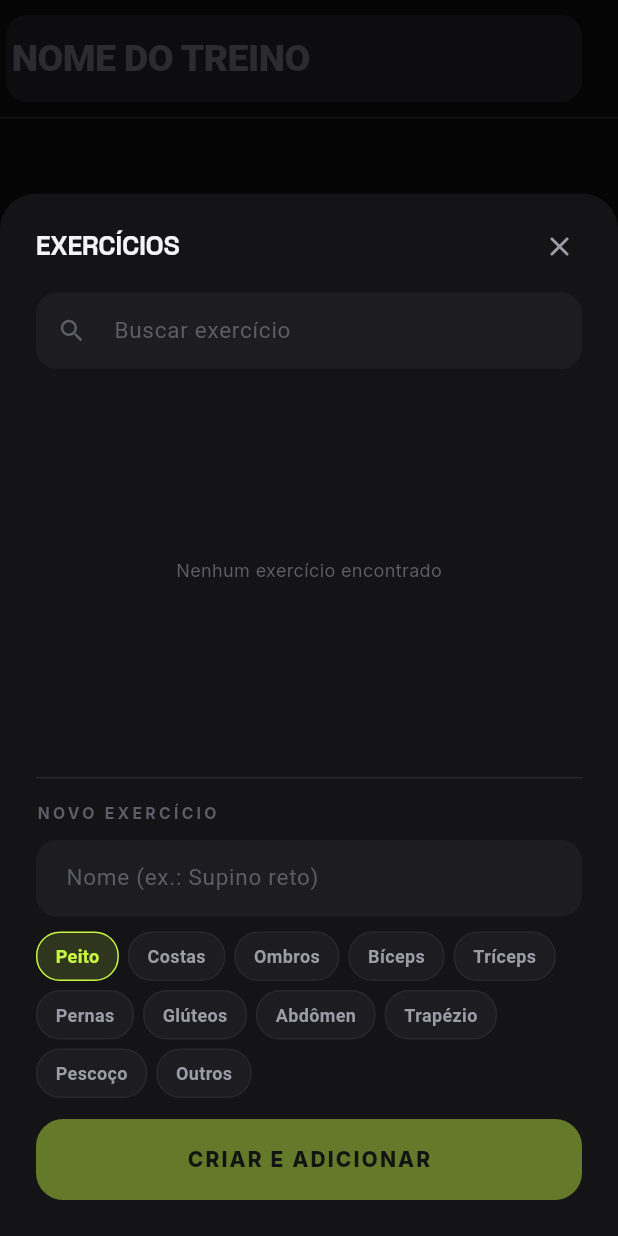
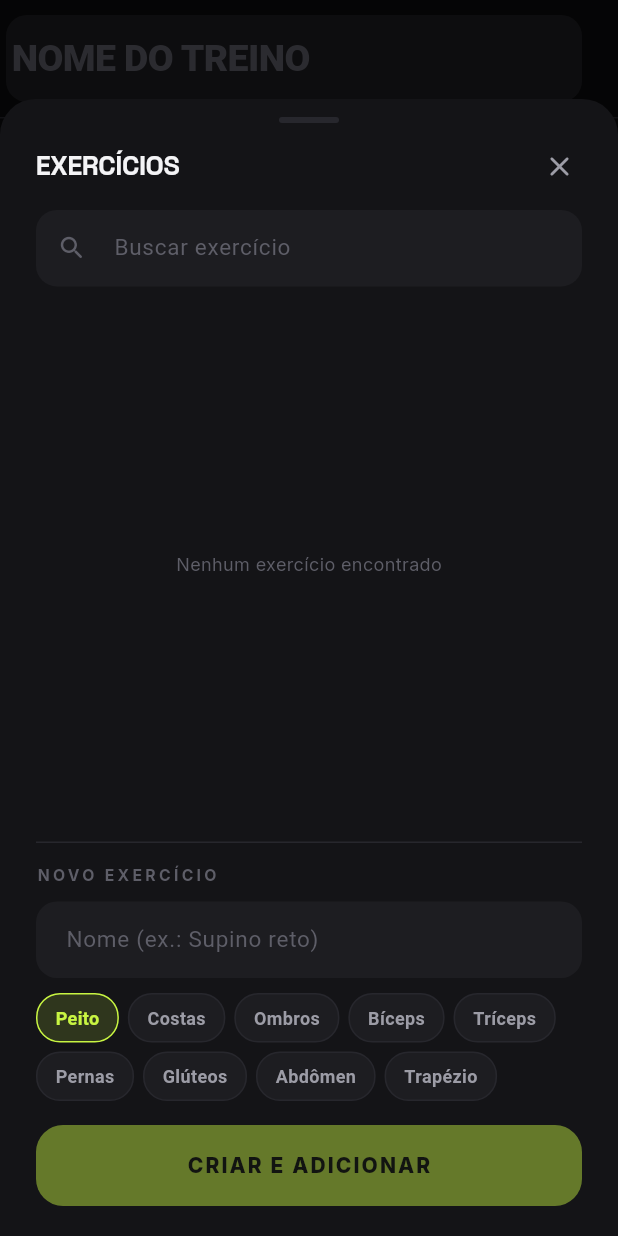
Before and after one commit to juninhopjdark807-hash/NexusGymNotes, a Flutter app: the TemplateEditorScreen screen opened directly, after a tap on "ADICIONAR EXERCÍCIO", on a phone screen of 412 x 824 dp. Run offline on Flutter 3.47's test engine with Material 3 defaults, Android fonts, the phone set to English and light mode, and no system bars; our stand-ins replace flutter_riverpod, sqflite; accounts and stored records are empty.

Commit message:
fix: bottom overflow ao focar teclado no seletor de exercícios
A lista tinha altura fixa (240px) e o conteúdo do sheet + teclado
ultrapassava a tela (~98px).

- Sheet com maxHeight acima do teclado + lista Expanded (encolhe)
- AnimatedPadding sobe o sheet com o teclado
- useSafeArea no modal; mesma proteção na edição de série

Co-authored-by: arena-agent <297053741+arena-agent@users.noreply.github.com>

```diff
--- a/lib/ui/screens/exercise_picker_sheet.dart
+++ b/lib/ui/screens/exercise_picker_sheet.dart
@@ -8,6 +8,9 @@ import '../widgets/app_button.dart';
 
 /// Folha para adicionar exercícios ao treino:
 /// busca nos existentes ou cria um novo manualmente.
+///
+/// Layout à prova de teclado: altura máxima limitada + lista flexível
+/// (evita "bottom overflowed by N pixels" ao focar o TextField).
 class ExercisePickerSheet extends ConsumerStatefulWidget {
   const ExercisePickerSheet({
     super.key,
@@ -28,6 +31,7 @@ class ExercisePickerSheet extends ConsumerStatefulWidget {
 class _ExercisePickerSheetState extends ConsumerState<ExercisePickerSheet> {
   final _searchController = TextEditingController();
   final _newNameController = TextEditingController();
+  final _newNameFocus = FocusNode();
   MuscleGroup _group = MuscleGroup.peito;
   String _search = '';
   bool _creating = false;
@@ -48,6 +52,7 @@ class _ExercisePickerSheetState extends ConsumerState<ExercisePickerSheet> {
     _newNameController.removeListener(_onNameChanged);
     _searchController.dispose();
     _newNameController.dispose();
+    _newNameFocus.dispose();
     super.dispose();
   }
 
@@ -84,15 +89,38 @@ class _ExercisePickerSheetState extends ConsumerState<ExercisePickerSheet> {
               .where((e) =>
                   e.name.toLowerCase().contains(_search.toLowerCase()))
               .toList(growable: false);
-    final inset = MediaQuery.viewInsetsOf(context).bottom;
+    final media = MediaQuery.of(context);
+    final keyboard = media.viewInsets.bottom;
     final canCreate = _newNameController.text.trim().isNotEmpty && !_creating;
 
-    return Padding(
-      padding: EdgeInsets.fromLTRB(24, 20, 24, 24 + inset),
+    // Altura máxima disponível acima do teclado (com folga para cantos).
+    final maxHeight = (media.size.height - keyboard) * 0.92;
+
+    return AnimatedPadding(
+      duration: const Duration(milliseconds: 120),
+      curve: Curves.easeOut,
+      padding: EdgeInsets.only(bottom: keyboard),
+      child: SafeArea(
+        top: false,
+        child: ConstrainedBox(
+          constraints: BoxConstraints(maxHeight: maxHeight),
+          child: Padding(
+            padding: const EdgeInsets.fromLTRB(24, 12, 24, 20),
             child: Column(
-        mainAxisSize: MainAxisSize.min,
               crossAxisAlignment: CrossAxisAlignment.start,
               children: [
+                // Handle visual
+                Center(
+                  child: Container(
+                    width: 40,
+                    height: 4,
+                    margin: const EdgeInsets.only(bottom: 14),
+                    decoration: BoxDecoration(
+                      color: C.stroke,
+                      borderRadius: BorderRadius.circular(2),
+                    ),
+                  ),
+                ),
                 Row(
                   children: [
                     const Expanded(
@@ -113,34 +141,50 @@ class _ExercisePickerSheetState extends ConsumerState<ExercisePickerSheet> {
                         onTap: () => Navigator.of(context).pop(),
                         child: const Padding(
                           padding: EdgeInsets.all(4),
-                    child: Icon(Icons.close_rounded, color: C.textDim, size: 22),
+                          child: Icon(
+                            Icons.close_rounded,
+                            color: C.textDim,
+                            size: 22,
+                          ),
                         ),
                       ),
                     ),
                   ],
                 ),
-          const SizedBox(height: 16),
+                const SizedBox(height: 14),
                 TextField(
                   controller: _searchController,
                   onChanged: (v) => setState(() => _search = v),
                   style: const TextStyle(fontSize: 15),
                   decoration: const InputDecoration(
                     hintText: 'Buscar exercício',
-              prefixIcon: Icon(Icons.search_rounded, color: C.textFaint, size: 20),
+                    prefixIcon: Icon(
+                      Icons.search_rounded,
+                      color: C.textFaint,
+                      size: 20,
                     ),
                   ),
-          const SizedBox(height: 14),
-          SizedBox(
-            height: 240,
+                ),
+                const SizedBox(height: 12),
+                // Lista flexível — encolhe quando o teclado abre.
+                Expanded(
                   child: filtered.isEmpty
                       ? const Center(
-                    child: Text('Nenhum exercício encontrado', style: AppText.bodyFaint),
+                          child: Text(
+                            'Nenhum exercício encontrado',
+                            style: AppText.bodyFaint,
+                          ),
                         )
-                : ListView(
-                    children: [
-                      for (final ex in filtered)
-                        ListTile(
-                          contentPadding: const EdgeInsets.symmetric(horizontal: 6),
+                      : ListView.builder(
+                          padding: EdgeInsets.zero,
+                          itemCount: filtered.length,
+                          itemBuilder: (context, index) {
+                            final ex = filtered[index];
+                            final already =
+                                widget.existingExerciseIds.contains(ex.id);
+                            return ListTile(
+                              contentPadding:
+                                  const EdgeInsets.symmetric(horizontal: 6),
                               shape: const StadiumBorder(),
                               title: Text(
                                 ex.name,
@@ -158,36 +202,52 @@ class _ExercisePickerSheetState extends ConsumerState<ExercisePickerSheet> {
                                   fontWeight: FontWeight.w600,
                                 ),
                               ),
-                          trailing: widget.existingExerciseIds.contains(ex.id)
-                              ? const Icon(Icons.check_rounded, color: C.accent, size: 20)
-                              : const Icon(Icons.add_rounded, color: C.textDim, size: 20),
-                          onTap: widget.existingExerciseIds.contains(ex.id)
+                              trailing: already
+                                  ? const Icon(
+                                      Icons.check_rounded,
+                                      color: C.accent,
+                                      size: 20,
+                                    )
+                                  : const Icon(
+                                      Icons.add_rounded,
+                                      color: C.textDim,
+                                      size: 20,
+                                    ),
+                              onTap: already
                                   ? null
                                   : () {
                                       widget.onAdded(ex.id);
                                       Navigator.of(context).pop();
                                     },
-                        ),
-                    ],
+                            );
+                          },
                         ),
                 ),
-          const SizedBox(height: 18),
+                const SizedBox(height: 12),
                 Container(height: 1, color: C.stroke),
-          const SizedBox(height: 16),
+                const SizedBox(height: 14),
+                // Seção "novo exercício" — sempre visível abaixo da lista.
                 const Text('NOVO EXERCÍCIO', style: AppText.label),
                 const SizedBox(height: 10),
                 TextField(
                   controller: _newNameController,
+                  focusNode: _newNameFocus,
                   style: const TextStyle(fontSize: 14.5),
                   textCapitalization: TextCapitalization.sentences,
                   textInputAction: TextInputAction.done,
                   onSubmitted: (_) {
                     if (canCreate) _createAndAdd();
                   },
-            decoration: const InputDecoration(hintText: 'Nome (ex.: Supino reto)'),
+                  decoration: const InputDecoration(
+                    hintText: 'Nome (ex.: Supino reto)',
+                  ),
                 ),
                 const SizedBox(height: 10),
-          Wrap(
+                // Chips em altura limitada + scroll horizontal se precisar.
+                SizedBox(
+                  height: 76,
+                  child: SingleChildScrollView(
+                    child: Wrap(
                       spacing: 6,
                       runSpacing: 6,
                       children: [
@@ -199,13 +259,18 @@ class _ExercisePickerSheetState extends ConsumerState<ExercisePickerSheet> {
                           ),
                       ],
                     ),
-          const SizedBox(height: 14),
+                  ),
+                ),
+                const SizedBox(height: 12),
                 AppButton(
                   label: _creating ? 'Criando…' : 'Criar e adicionar',
                   height: 54,
                   onPressed: canCreate ? _createAndAdd : null,
                 ),
               ],
+            ),
+          ),
+        ),
       ),
     );
   }
--- a/lib/ui/screens/template_editor_screen.dart
+++ b/lib/ui/screens/template_editor_screen.dart
@@ -118,6 +118,7 @@ class _TemplateEditorScreenState extends ConsumerState<TemplateEditorScreen> {
     await showModalBottomSheet<void>(
       context: context,
       isScrollControlled: true,
+      useSafeArea: true,
       backgroundColor: C.surface,
       shape: const RoundedRectangleBorder(
         borderRadius: BorderRadius.vertical(top: Radius.circular(24)),
```
Also changed, not shown: lib/ui/widgets/edit_set_sheet.dart (+14 -8 lines). Lines whose indentation alone changed are shown as unchanged.
